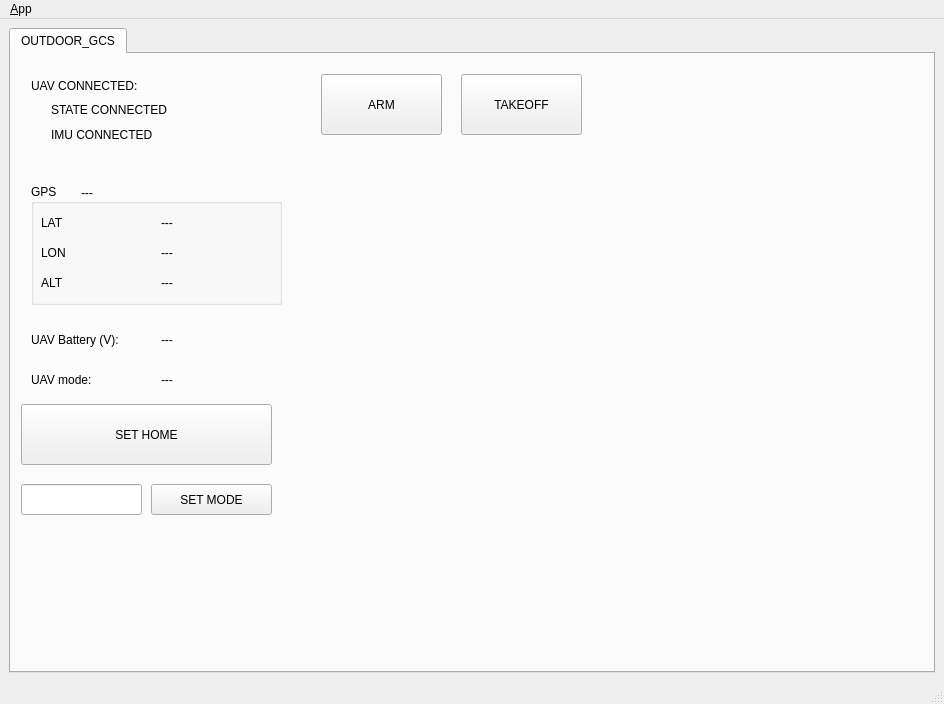
Old version of the form ui/main_window.ui in the repository chenc159/outdoor_gcs.
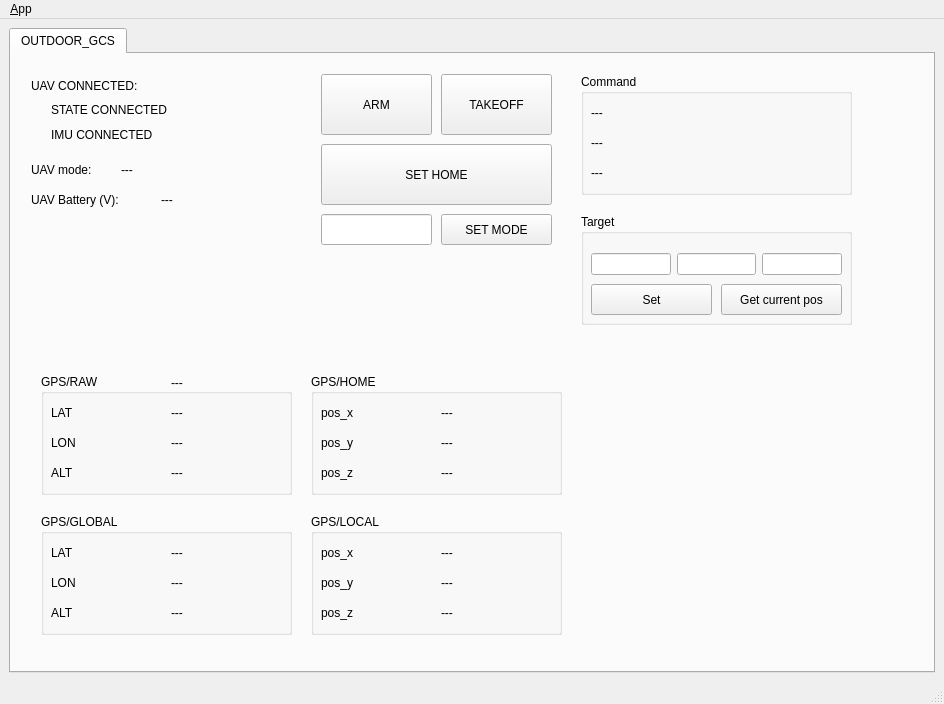
New version of the form. Icons and pictures are not drawn.

The edit to the form file:
```diff
--- a/ui/main_window.ui
+++ b/ui/main_window.ui
@@ -45,7 +45,7 @@
          <rect>
           <x>310</x>
           <y>20</y>
-          <width>121</width>
+          <width>111</width>
           <height>61</height>
          </rect>
         </property>
@@ -56,9 +56,9 @@
        <widget class="QPushButton" name="TAKEOFF">
         <property name="geometry">
          <rect>
-          <x>450</x>
+          <x>430</x>
           <y>20</y>
-          <width>121</width>
+          <width>111</width>
           <height>61</height>
          </rect>
         </property>
@@ -82,14 +82,14 @@
        <widget class="QGroupBox" name="GPS">
         <property name="geometry">
          <rect>
-          <x>20</x>
-          <y>130</y>
+          <x>30</x>
+          <y>320</y>
           <width>251</width>
           <height>121</height>
          </rect>
         </property>
         <property name="title">
-         <string>GPS</string>
+         <string>GPS/RAW</string>
         </property>
         <widget class="QLabel" name="gps_lon">
          <property name="geometry">
@@ -133,7 +133,7 @@
         <widget class="QLabel" name="gps_num">
          <property name="geometry">
           <rect>
-           <x>50</x>
+           <x>130</x>
            <y>0</y>
            <width>67</width>
            <height>17</height>
@@ -187,7 +187,7 @@
         <property name="geometry">
          <rect>
           <x>20</x>
-          <y>270</y>
+          <y>130</y>
           <width>111</width>
           <height>31</height>
          </rect>
@@ -200,7 +200,7 @@
         <property name="geometry">
          <rect>
           <x>20</x>
-          <y>310</y>
+          <y>100</y>
           <width>91</width>
           <height>31</height>
          </rect>
@@ -212,9 +212,9 @@
        <widget class="QPushButton" name="SET_MODE">
         <property name="geometry">
          <rect>
-          <x>140</x>
-          <y>430</y>
-          <width>121</width>
+          <x>430</x>
+          <y>160</y>
+          <width>111</width>
           <height>31</height>
          </rect>
         </property>
@@ -225,9 +225,9 @@
        <widget class="QLabel" name="MODE">
         <property name="geometry">
          <rect>
-          <x>150</x>
-          <y>310</y>
-          <width>91</width>
+          <x>110</x>
+          <y>100</y>
+          <width>131</width>
           <height>31</height>
          </rect>
         </property>
@@ -239,7 +239,7 @@
         <property name="geometry">
          <rect>
           <x>150</x>
-          <y>270</y>
+          <y>130</y>
           <width>91</width>
           <height>31</height>
          </rect>
@@ -251,9 +251,9 @@
        <widget class="QPushButton" name="SET_HOME">
         <property name="geometry">
          <rect>
-          <x>10</x>
-          <y>350</y>
-          <width>251</width>
+          <x>310</x>
+          <y>90</y>
+          <width>231</width>
           <height>61</height>
          </rect>
         </property>
@@ -290,13 +290,398 @@
        <widget class="QLineEdit" name="MODE_INPUT">
         <property name="geometry">
          <rect>
-          <x>10</x>
-          <y>430</y>
-          <width>121</width>
+          <x>310</x>
+          <y>160</y>
+          <width>111</width>
           <height>31</height>
          </rect>
         </property>
        </widget>
+       <widget class="QGroupBox" name="GPS_2">
+        <property name="geometry">
+         <rect>
+          <x>30</x>
+          <y>460</y>
+          <width>251</width>
+          <height>121</height>
+         </rect>
+        </property>
+        <property name="title">
+         <string>GPS/GLOBAL</string>
+        </property>
+        <widget class="QLabel" name="gps_lon_2">
+         <property name="geometry">
+          <rect>
+           <x>130</x>
+           <y>60</y>
+           <width>111</width>
+           <height>17</height>
+          </rect>
+         </property>
+         <property name="text">
+          <string>---</string>
+         </property>
+        </widget>
+        <widget class="QLabel" name="gps_lat_2">
+         <property name="geometry">
+          <rect>
+           <x>130</x>
+           <y>30</y>
+           <width>111</width>
+           <height>17</height>
+          </rect>
+         </property>
+         <property name="text">
+          <string>---</string>
+         </property>
+        </widget>
+        <widget class="QLabel" name="gps_alt_2">
+         <property name="geometry">
+          <rect>
+           <x>130</x>
+           <y>90</y>
+           <width>111</width>
+           <height>17</height>
+          </rect>
+         </property>
+         <property name="text">
+          <string>---</string>
+         </property>
+        </widget>
+        <widget class="QLabel" name="lat_title_2">
+         <property name="geometry">
+          <rect>
+           <x>10</x>
+           <y>30</y>
+           <width>67</width>
+           <height>17</height>
+          </rect>
+         </property>
+         <property name="text">
+          <string>LAT</string>
+         </property>
+        </widget>
+        <widget class="QLabel" name="lon_title_2">
+         <property name="geometry">
+          <rect>
+           <x>10</x>
+           <y>60</y>
+           <width>67</width>
+           <height>17</height>
+          </rect>
+         </property>
+         <property name="text">
+          <string>LON</string>
+         </property>
+        </widget>
+        <widget class="QLabel" name="alt_title_2">
+         <property name="geometry">
+          <rect>
+           <x>10</x>
+           <y>90</y>
+           <width>67</width>
+           <height>17</height>
+          </rect>
+         </property>
+         <property name="text">
+          <string>ALT</string>
+         </property>
+        </widget>
+       </widget>
+       <widget class="QGroupBox" name="GPS_3">
+        <property name="geometry">
+         <rect>
+          <x>300</x>
+          <y>460</y>
+          <width>251</width>
+          <height>121</height>
+         </rect>
+        </property>
+        <property name="title">
+         <string>GPS/LOCAL</string>
+        </property>
+        <widget class="QLabel" name="localy">
+         <property name="geometry">
+          <rect>
+           <x>130</x>
+           <y>60</y>
+           <width>111</width>
+           <height>17</height>
+          </rect>
+         </property>
+         <property name="text">
+          <string>---</string>
+         </property>
+        </widget>
+        <widget class="QLabel" name="localx">
+         <property name="geometry">
+          <rect>
+           <x>130</x>
+           <y>30</y>
+           <width>111</width>
+           <height>17</height>
+          </rect>
+         </property>
+         <property name="text">
+          <string>---</string>
+         </property>
+        </widget>
+        <widget class="QLabel" name="localz">
+         <property name="geometry">
+          <rect>
+           <x>130</x>
+           <y>90</y>
+           <width>111</width>
+           <height>17</height>
+          </rect>
+         </property>
+         <property name="text">
+          <string>---</string>
+         </property>
+        </widget>
+        <widget class="QLabel" name="posx_title">
+         <property name="geometry">
+          <rect>
+           <x>10</x>
+           <y>30</y>
+           <width>67</width>
+           <height>17</height>
+          </rect>
+         </property>
+         <property name="text">
+          <string>pos_x</string>
+         </property>
+        </widget>
+        <widget class="QLabel" name="posy_title">
+         <property name="geometry">
+          <rect>
+           <x>10</x>
+           <y>60</y>
+           <width>67</width>
+           <height>17</height>
+          </rect>
+         </property>
+         <property name="text">
+          <string>pos_y</string>
+         </property>
+        </widget>
+        <widget class="QLabel" name="posz_title">
+         <property name="geometry">
+          <rect>
+           <x>10</x>
+           <y>90</y>
+           <width>67</width>
+           <height>17</height>
+          </rect>
+         </property>
+         <property name="text">
+          <string>pos_z</string>
+         </property>
+        </widget>
+       </widget>
+       <widget class="QGroupBox" name="GPS_4">
+        <property name="geometry">
+         <rect>
+          <x>300</x>
+          <y>320</y>
+          <width>251</width>
+          <height>121</height>
+         </rect>
+        </property>
+        <property name="title">
+         <string>GPS/HOME</string>
+        </property>
+        <widget class="QLabel" name="localy_2">
+         <property name="geometry">
+          <rect>
+           <x>130</x>
+           <y>60</y>
+           <width>111</width>
+           <height>17</height>
+          </rect>
+         </property>
+         <property name="text">
+          <string>---</string>
+         </property>
+        </widget>
+        <widget class="QLabel" name="localx_2">
+         <property name="geometry">
+          <rect>
+           <x>130</x>
+           <y>30</y>
+           <width>111</width>
+           <height>17</height>
+          </rect>
+         </property>
+         <property name="text">
+          <string>---</string>
+         </property>
+        </widget>
+        <widget class="QLabel" name="localz_2">
+         <property name="geometry">
+          <rect>
+           <x>130</x>
+           <y>90</y>
+           <width>111</width>
+           <height>17</height>
+          </rect>
+         </property>
+         <property name="text">
+          <string>---</string>
+         </property>
+        </widget>
+        <widget class="QLabel" name="posx_title_2">
+         <property name="geometry">
+          <rect>
+           <x>10</x>
+           <y>30</y>
+           <width>67</width>
+           <height>17</height>
+          </rect>
+         </property>
+         <property name="text">
+          <string>pos_x</string>
+         </property>
+        </widget>
+        <widget class="QLabel" name="posy_title_2">
+         <property name="geometry">
+          <rect>
+           <x>10</x>
+           <y>60</y>
+           <width>67</width>
+           <height>17</height>
+          </rect>
+         </property>
+         <property name="text">
+          <string>pos_y</string>
+         </property>
+        </widget>
+        <widget class="QLabel" name="posz_title_2">
+         <property name="geometry">
+          <rect>
+           <x>10</x>
+           <y>90</y>
+           <width>67</width>
+           <height>17</height>
+          </rect>
+         </property>
+         <property name="text">
+          <string>pos_z</string>
+         </property>
+        </widget>
+       </widget>
+       <widget class="QGroupBox" name="TARGET">
+        <property name="geometry">
+         <rect>
+          <x>570</x>
+          <y>160</y>
+          <width>271</width>
+          <height>111</height>
+         </rect>
+        </property>
+        <property name="title">
+         <string>Target</string>
+        </property>
+        <widget class="QWidget" name="horizontalLayoutWidget">
+         <property name="geometry">
+          <rect>
+           <x>10</x>
+           <y>30</y>
+           <width>251</width>
+           <height>41</height>
+          </rect>
+         </property>
+         <layout class="QHBoxLayout" name="horizontalLayout">
+          <item>
+           <widget class="QLineEdit" name="x_input"/>
+          </item>
+          <item>
+           <widget class="QLineEdit" name="y_input"/>
+          </item>
+          <item>
+           <widget class="QLineEdit" name="z_input"/>
+          </item>
+         </layout>
+        </widget>
+        <widget class="QPushButton" name="Button_Set">
+         <property name="geometry">
+          <rect>
+           <x>10</x>
+           <y>70</y>
+           <width>121</width>
+           <height>31</height>
+          </rect>
+         </property>
+         <property name="text">
+          <string>Set</string>
+         </property>
+        </widget>
+        <widget class="QPushButton" name="Button_Get">
+         <property name="geometry">
+          <rect>
+           <x>140</x>
+           <y>70</y>
+           <width>121</width>
+           <height>31</height>
+          </rect>
+         </property>
+         <property name="text">
+          <string>Get current pos</string>
+         </property>
+        </widget>
+       </widget>
+       <widget class="QGroupBox" name="COMMAND">
+        <property name="geometry">
+         <rect>
+          <x>570</x>
+          <y>20</y>
+          <width>271</width>
+          <height>121</height>
+         </rect>
+        </property>
+        <property name="title">
+         <string>Command</string>
+        </property>
+        <widget class="QLabel" name="des_x">
+         <property name="geometry">
+          <rect>
+           <x>10</x>
+           <y>30</y>
+           <width>67</width>
+           <height>17</height>
+          </rect>
+         </property>
+         <property name="text">
+          <string>---</string>
+         </property>
+        </widget>
+        <widget class="QLabel" name="des_y">
+         <property name="geometry">
+          <rect>
+           <x>10</x>
+           <y>60</y>
+           <width>67</width>
+           <height>17</height>
+          </rect>
+         </property>
+         <property name="text">
+          <string>---</string>
+         </property>
+        </widget>
+        <widget class="QLabel" name="des_z">
+         <property name="geometry">
+          <rect>
+           <x>10</x>
+           <y>90</y>
+           <width>67</width>
+           <height>17</height>
+          </rect>
+         </property>
+         <property name="text">
+          <string>---</string>
+         </property>
+        </widget>
+       </widget>
       </widget>
      </widget>
     </item>
```
